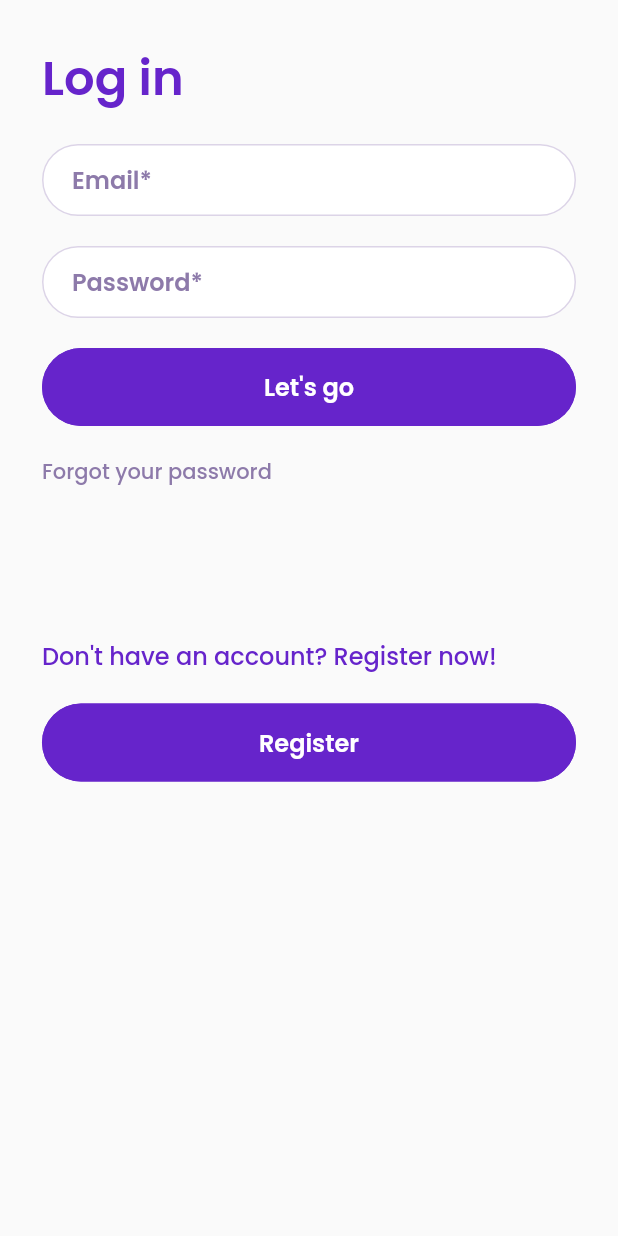
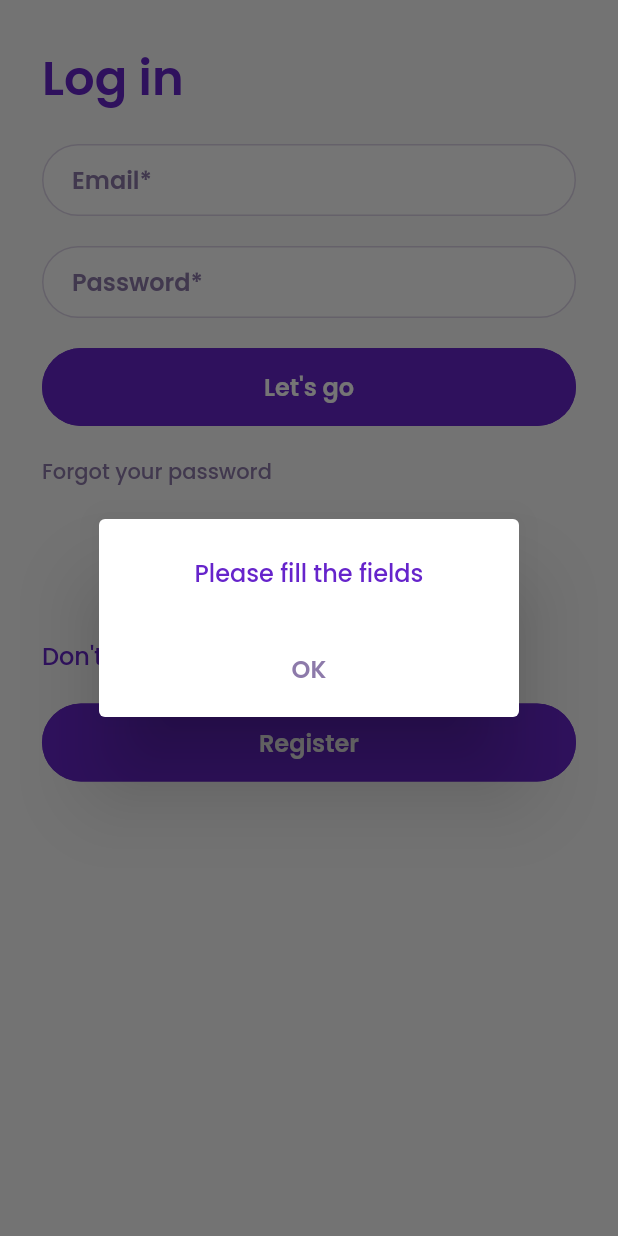
Before and after one commit to boranpek/spark_auth_demo, a Flutter app: the LoginView screen opened directly, after a tap on "Let's go", on a phone screen of 412 x 824 dp. Run offline on Flutter 3.47's test engine with Material 2 defaults, Android fonts, the phone set to English and light mode, and no system bars; our stand-ins replace bloc, cloud_firestore, dropdown_button2, equatable, firebase_auth, firebase_core and 3 more; accounts and stored records are empty.

Commit message:
handle login errors

```diff
--- a/lib/feature/login/cubit/login_cubit.dart
+++ b/lib/feature/login/cubit/login_cubit.dart
@@ -4,6 +4,7 @@ import 'package:equatable/equatable.dart';
 import 'package:firebase_auth/firebase_auth.dart';
 import 'package:flutter/material.dart';
 import 'package:spark_auth_demo/core/base/cubit/base_cubit.dart';
+import 'package:spark_auth_demo/core/extensions/context_extensions.dart';
 import 'package:spark_auth_demo/feature/auth/model/user_request_model.dart';
 
 import '../../../core/constants/navigation/navigation_constants.dart';
@@ -37,27 +38,108 @@ class LoginCubit extends Cubit<LoginState> with BaseCubit {
         path: NavigationConstants.FORGOTPASSWORD);
   }
 
+  isEmailChecked(bool isError) {
+    emit(state.copyWith(isEmailChecked: !isError));
+  }
+
+  isPasswordChecked(bool isError) {
+    emit(state.copyWith(isPasswordChecked: !isError));
+  }
+
   Future login() async {
-    try {
-      await FirebaseAuth.instance.signInWithEmailAndPassword(
-          email: emailController.text, password: passwordController.text);
-      loggedUser(readUser());
-    } on FirebaseAuthException catch (e) {
-      print(e);
+    if (state.isEmailChecked && state.isPasswordChecked) {
+      showDialog(
+        context: context!,
+        builder: (ctx) => AlertDialog(
+          title: Text(
+            'Please wait...',
+            textAlign: TextAlign.center,
+            style: context!.textTheme.headline2,
+          ),
+          content: Column(
+            mainAxisSize: MainAxisSize.min,
+            children: [
+              Center(
+                child: CircularProgressIndicator(
+                    color: context!.appColors.primaryColor),
+              ),
+            ],
+          ),
+        ),
+      );
+      try {
+        await FirebaseAuth.instance.signInWithEmailAndPassword(
+            email: emailController.text, password: passwordController.text);
+        await loggedUser(readUser());
+        Navigator.pop(context!);
+        context!.showSnackBar('${appStateManager.user.name} logged in');
+      } on FirebaseAuthException {
+        Navigator.pop(context!);
+        showDialog(
+          context: context!,
+          builder: (ctx) => AlertDialog(
+            title: Text(
+              'Password or Email is wrong',
+              textAlign: TextAlign.center,
+              style: context!.textTheme.headline2,
+            ),
+            actions: <Widget>[
+              Center(
+                child: TextButton(
+                  onPressed: () {
+                    Navigator.of(ctx).pop();
+                  },
+                  child: Text(
+                    'OK',
+                    textAlign: TextAlign.center,
+                    style: context!.textTheme.bodyText1,
+                  ),
+                ),
+              ),
+            ],
+          ),
+        );
+      }
+    } else {
+      showDialog(
+        context: context!,
+        builder: (ctx) => AlertDialog(
+          title: Text(
+            'Please fill the fields',
+            textAlign: TextAlign.center,
+            style: context!.textTheme.headline2,
+          ),
+          actions: <Widget>[
+            Center(
+              child: TextButton(
+                onPressed: () {
+                  Navigator.of(ctx).pop();
+                },
+                child: Text(
+                  'OK',
+                  textAlign: TextAlign.center,
+                  style: context!.textTheme.bodyText1,
+                ),
+              ),
+            ),
+          ],
+        ),
+      );
     }
   }
 
   Future<String> loggedUser(Stream<List<UserRequestModel>> stream) async {
-    String email = '';
+    String name = '';
     await for (final users in stream) {
       for (final user in users) {
         if (FirebaseAuth.instance.currentUser!.email == user.email) {
-          email = user.email!;
+          name = user.name!;
           appStateManager.user = user;
+          return name;
         }
       }
     }
-    return email;
+    return name;
   }
 
   Stream<List<UserRequestModel>> readUser() => FirebaseFirestore.instance
--- a/lib/feature/login/cubit/login_state.dart
+++ b/lib/feature/login/cubit/login_state.dart
@@ -1,8 +1,23 @@
 part of 'login_cubit.dart';
 
 class LoginState extends Equatable {
-  const LoginState();
+  final bool isPasswordChecked;
+  final bool isEmailChecked;
+  const LoginState({
+    this.isPasswordChecked = false,
+    this.isEmailChecked = false,
+  });
 
   @override
-  List<Object> get props => [];
+  List<Object> get props => [isPasswordChecked, isEmailChecked];
+
+  LoginState copyWith({
+    bool? isPasswordChecked,
+    bool? isEmailChecked,
+  }) {
+    return LoginState(
+      isPasswordChecked: isPasswordChecked ?? this.isPasswordChecked,
+      isEmailChecked: isEmailChecked ?? this.isEmailChecked,
+    );
+  }
 }
--- a/lib/feature/login/view/login_view.dart
+++ b/lib/feature/login/view/login_view.dart
@@ -34,6 +34,9 @@ class LoginView extends StatelessWidget {
                   height: 20,
                 ),
                 CustomTextField(
+                  showError: (isError) {
+                    cubit.isEmailChecked(isError);
+                  },
                   title: cubit.hintTexts[0],
                   controller: cubit.emailController,
                 ),
@@ -41,6 +44,9 @@ class LoginView extends StatelessWidget {
                   height: 20,
                 ),
                 CustomTextField(
+                  showError: (isError) {
+                    cubit.isPasswordChecked(isError);
+                  },
                   title: cubit.hintTexts[1],
                   controller: cubit.passwordController,
                   isObscure: true,
```
